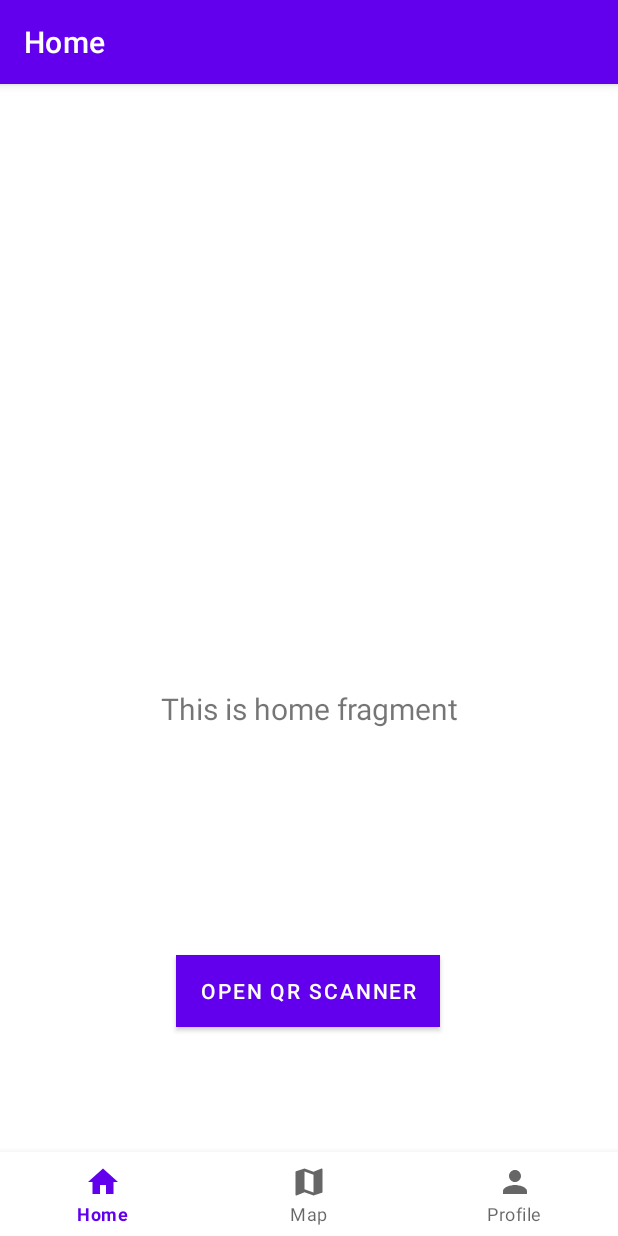
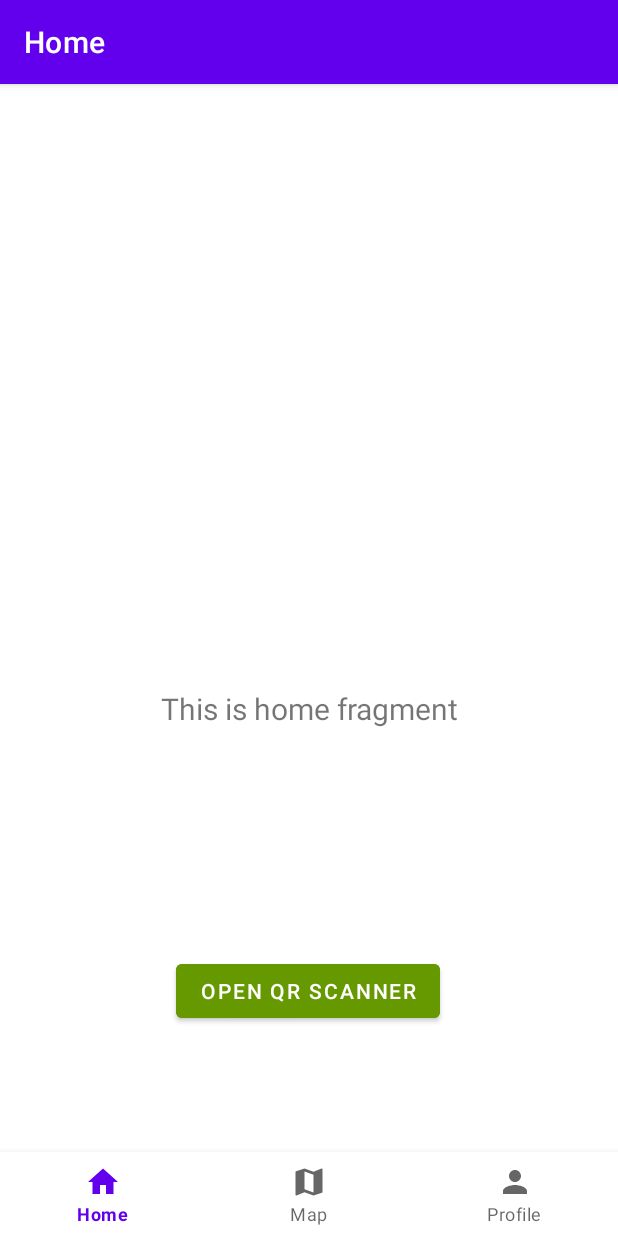
Before and after one commit to Wessel1403/Sustainabox1, an Android app: the screen it shows after launch (MainActivity), on a phone screen of 412 x 824 dp. Run offline under Robolectric (Android 15) with nearby library versions, the phone set to English and light mode, and no system bars; our stand-ins replace navigation-ui; libraries missing offline, so code that uses them is left out: com.journeyapps.barcodescanner.

Commit message:
Button colour changed.

```diff
--- a/app/src/main/res/layout/fragment_home.xml
+++ b/app/src/main/res/layout/fragment_home.xml
@@ -24,8 +24,9 @@
         android:id="@+id/open_qr_scanner_button"
         android:layout_width="wrap_content"
         android:layout_height="wrap_content"
-        android:background="@android:color/holo_green_dark"
+        android:backgroundTint="@android:color/holo_green_dark"
         android:textColor="@android:color/white"
+        android:text="Open QR scanner"
         app:layout_constraintBottom_toBottomOf="parent"
         app:layout_constraintEnd_toEndOf="parent"
         app:layout_constraintHorizontal_bias="0.498"
```
